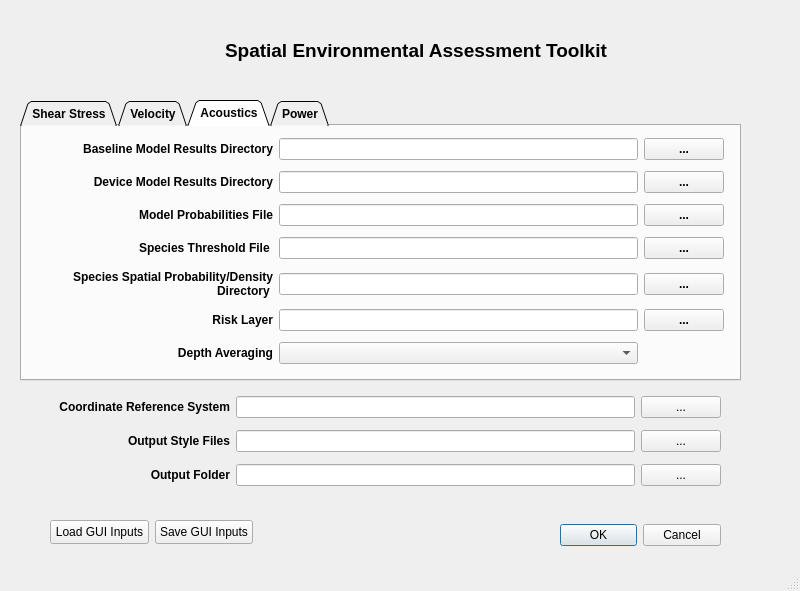
First picture: the form in seat/stressor_receptor_calc_dialog_base.ui, repository sandialabs/seat-qgis-plugin, before the edit.
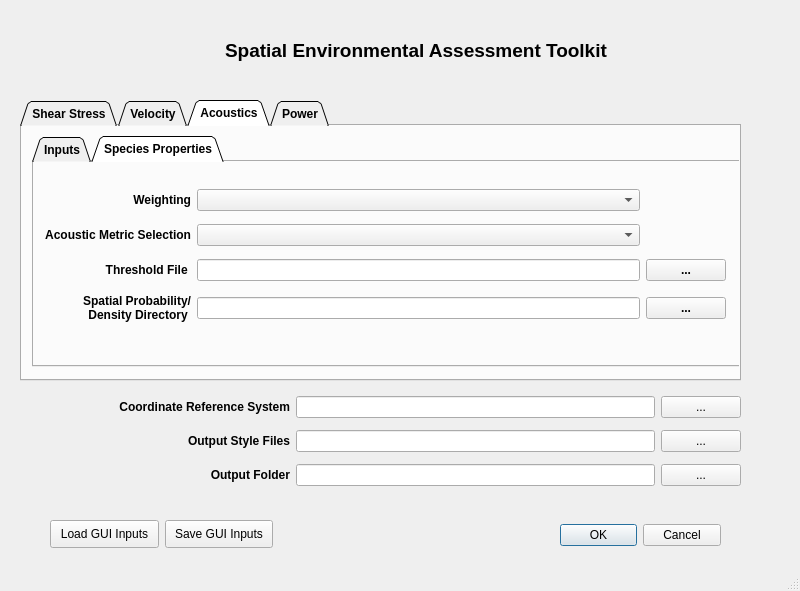
Second picture: the form after the edit. The open tabs and pages were chosen to show the change. Icons and pictures are not drawn.

Commit message: updated acoustics module interface

Diff of the .ui file:
```diff
--- a/seat/stressor_receptor_calc_dialog_base.ui
+++ b/seat/stressor_receptor_calc_dialog_base.ui
@@ -105,8 +105,8 @@
     <rect>
      <x>40</x>
      <y>510</y>
-     <width>223</width>
-     <height>44</height>
+     <width>243</width>
+     <height>48</height>
     </rect>
    </property>
    <layout class="QHBoxLayout" name="horizontalLayout_2">
@@ -662,18 +662,81 @@
     <attribute name="title">
      <string>Acoustics</string>
     </attribute>
-    <widget class="QWidget" name="layoutWidget">
+    <widget class="QTabWidget" name="tabWidget">
      <property name="geometry">
       <rect>
-       <x>11</x>
-       <y>7</y>
-       <width>691</width>
-       <height>241</height>
+       <x>10</x>
+       <y>10</y>
+       <width>801</width>
+       <height>231</height>
       </rect>
      </property>
-     <layout class="QGridLayout" name="gridLayout_4" columnstretch="2,3,0">
+     <property name="tabShape">
+      <enum>QTabWidget::Triangular</enum>
+     </property>
+     <property name="currentIndex">
+      <number>1</number>
+     </property>
+     <property name="iconSize">
+      <size>
+       <width>20</width>
+       <height>30</height>
+      </size>
+     </property>
+     <widget class="QWidget" name="tab_3">
+      <attribute name="title">
+       <string>Inputs</string>
+      </attribute>
+      <widget class="QWidget" name="layoutWidget_6">
+       <property name="geometry">
+        <rect>
+         <x>20</x>
+         <y>10</y>
+         <width>661</width>
+         <height>191</height>
+        </rect>
+       </property>
+       <layout class="QGridLayout" name="gridLayout_10" rowstretch="0,0,0,0,0" columnstretch="0,0,0" rowminimumheight="0,0,0,0,0">
+        <property name="sizeConstraint">
+         <enum>QLayout::SetMaximumSize</enum>
+        </property>
+        <property name="horizontalSpacing">
+         <number>5</number>
+        </property>
+        <property name="verticalSpacing">
+         <number>3</number>
+        </property>
+        <item row="1" column="0">
+         <widget class="QLabel" name="label_57">
+          <property name="toolTip">
+           <string>&lt;html&gt;&lt;head/&gt;&lt;body&gt;&lt;p&gt;Model results with marine energy devices present. Accepts a single NetCDF file or directory contining a collection of files.&lt;/p&gt;&lt;/body&gt;&lt;/html&gt;</string>
+          </property>
+          <property name="whatsThis">
+           <string>&lt;html&gt;&lt;head/&gt;&lt;body&gt;&lt;p&gt;&lt;span style=&quot; font-weight:400;&quot;&gt;Select directory containing model simulations (.nc files) with MEC (marine energy converters).&lt;/span&gt;&lt;/p&gt;&lt;/body&gt;&lt;/html&gt;</string>
+          </property>
+          <property name="text">
+           <string>&lt;html&gt;&lt;head/&gt;&lt;body&gt;&lt;p align=&quot;right&quot;&gt;&lt;span style=&quot; font-weight:600;&quot;&gt;Device Model Results Directory&lt;/span&gt;&lt;/p&gt;&lt;/body&gt;&lt;/html&gt;</string>
+          </property>
+         </widget>
+        </item>
+        <item row="2" column="0">
+         <widget class="QLabel" name="label_58">
+          <property name="toolTip">
+           <string>&lt;html&gt;&lt;head/&gt;&lt;body&gt;&lt;p&gt;CSV file of model runs and associated probabilities.&lt;/p&gt;&lt;/body&gt;&lt;/html&gt;</string>
+          </property>
+          <property name="whatsThis">
+           <string>&lt;html&gt;&lt;head/&gt;&lt;body&gt;&lt;p&gt;&lt;span style=&quot; font-weight:400;&quot;&gt;Select acoustic probabilities file&lt;/span&gt;&lt;/p&gt;&lt;/body&gt;&lt;/html&gt;</string>
+          </property>
+          <property name="text">
+           <string>&lt;html&gt;&lt;head/&gt;&lt;body&gt;&lt;p align=&quot;right&quot;&gt;&lt;span style=&quot; font-weight:600;&quot;&gt;Model Probabilities File&lt;/span&gt;&lt;/p&gt;&lt;/body&gt;&lt;/html&gt;</string>
+          </property>
+          <property name="wordWrap">
+           <bool>true</bool>
+          </property>
+         </widget>
+        </item>
       <item row="0" column="0">
-       <widget class="QLabel" name="label_30">
+         <widget class="QLabel" name="label_56">
         <property name="toolTip">
          <string>&lt;html&gt;&lt;head/&gt;&lt;body&gt;&lt;p&gt;[Optional]&lt;/p&gt;&lt;p&gt;&lt;br/&gt;&lt;/p&gt;&lt;p&gt;Model results with marine energy devices present. Accepts a single NetCDF file or directory contining a collection of files.&lt;/p&gt;&lt;/body&gt;&lt;/html&gt;</string>
         </property>
@@ -697,6 +760,9 @@
         <property name="text">
          <string/>
         </property>
+          <property name="readOnly">
+           <bool>true</bool>
+          </property>
        </widget>
       </item>
       <item row="0" column="2">
@@ -706,16 +772,20 @@
         </property>
        </widget>
       </item>
-      <item row="1" column="0">
-       <widget class="QLabel" name="label_31">
-        <property name="toolTip">
-         <string>&lt;html&gt;&lt;head/&gt;&lt;body&gt;&lt;p&gt;Model results with marine energy devices present. Accepts a single NetCDF file or directory contining a collection of files.&lt;/p&gt;&lt;/body&gt;&lt;/html&gt;</string>
-        </property>
-        <property name="whatsThis">
-         <string>&lt;html&gt;&lt;head/&gt;&lt;body&gt;&lt;p&gt;&lt;span style=&quot; font-weight:400;&quot;&gt;Select directory containing model simulations (.nc files) with MEC (marine energy converters).&lt;/span&gt;&lt;/p&gt;&lt;/body&gt;&lt;/html&gt;</string>
+        <item row="3" column="1">
+         <widget class="QLineEdit" name="paracousti_risk_file">
+          <property name="font">
+           <font>
+            <pointsize>8</pointsize>
+            <weight>50</weight>
+            <bold>false</bold>
+           </font>
         </property>
         <property name="text">
-         <string>&lt;html&gt;&lt;head/&gt;&lt;body&gt;&lt;p align=&quot;right&quot;&gt;&lt;span style=&quot; font-weight:600;&quot;&gt;Device Model Results Directory&lt;/span&gt;&lt;/p&gt;&lt;/body&gt;&lt;/html&gt;</string>
+           <string/>
+          </property>
+          <property name="readOnly">
+           <bool>true</bool>
         </property>
        </widget>
       </item>
@@ -731,17 +801,24 @@
         <property name="text">
          <string/>
         </property>
-       </widget>
-      </item>
-      <item row="1" column="2">
-       <widget class="QPushButton" name="paracousti_device_pushButton">
-        <property name="text">
-         <string>...</string>
+          <property name="readOnly">
+           <bool>true</bool>
+          </property>
+         </widget>
+        </item>
+        <item row="4" column="1">
+         <widget class="QComboBox" name="paracousti_averaging_combobox">
+          <property name="font">
+           <font>
+            <pointsize>8</pointsize>
+            <weight>50</weight>
+            <bold>false</bold>
+           </font>
         </property>
        </widget>
       </item>
-      <item row="2" column="0">
-       <widget class="QLabel" name="label_32">
+        <item row="3" column="0">
+         <widget class="QLabel" name="label_61">
         <property name="toolTip">
          <string>&lt;html&gt;&lt;head/&gt;&lt;body&gt;&lt;p&gt;CSV file of model runs and associated probabilities.&lt;/p&gt;&lt;/body&gt;&lt;/html&gt;</string>
         </property>
@@ -749,10 +826,7 @@
          <string>&lt;html&gt;&lt;head/&gt;&lt;body&gt;&lt;p&gt;&lt;span style=&quot; font-weight:400;&quot;&gt;Select acoustic probabilities file&lt;/span&gt;&lt;/p&gt;&lt;/body&gt;&lt;/html&gt;</string>
         </property>
         <property name="text">
-         <string>&lt;html&gt;&lt;head/&gt;&lt;body&gt;&lt;p align=&quot;right&quot;&gt;&lt;span style=&quot; font-weight:600;&quot;&gt;Model Probabilities File&lt;/span&gt;&lt;/p&gt;&lt;/body&gt;&lt;/html&gt;</string>
-        </property>
-        <property name="wordWrap">
-         <bool>true</bool>
+           <string>&lt;html&gt;&lt;head/&gt;&lt;body&gt;&lt;p align=&quot;right&quot;&gt;Risk Layer&lt;/p&gt;&lt;/body&gt;&lt;/html&gt;</string>
         </property>
        </widget>
       </item>
@@ -768,6 +842,16 @@
         <property name="text">
          <string/>
         </property>
+          <property name="readOnly">
+           <bool>true</bool>
+          </property>
+         </widget>
+        </item>
+        <item row="1" column="2">
+         <widget class="QPushButton" name="paracousti_device_pushButton">
+          <property name="text">
+           <string>...</string>
+          </property>
        </widget>
       </item>
       <item row="2" column="2">
@@ -777,8 +861,99 @@
         </property>
        </widget>
       </item>
-      <item row="3" column="0">
-       <widget class="QLabel" name="label_33">
+        <item row="4" column="0">
+         <widget class="QLabel" name="label_17">
+          <property name="toolTip">
+           <string>&lt;html&gt;&lt;head/&gt;&lt;body&gt;&lt;p&gt;&lt;span style=&quot; font-weight:400;&quot;&gt;Selects the depth averaging applied to model results.&lt;/span&gt;&lt;/p&gt;&lt;p&gt;Depth Maximum&lt;span style=&quot; font-weight:400;&quot;&gt; : Maximum value over depth&lt;/span&gt;&lt;/p&gt;&lt;p&gt;Depth Average&lt;span style=&quot; font-weight:400;&quot;&gt; : Mean value over depth&lt;/span&gt;&lt;/p&gt;&lt;p&gt;Bottom Bin&lt;span style=&quot; font-weight:400;&quot;&gt; : Value from bottom bin&lt;/span&gt;&lt;/p&gt;&lt;p&gt;Top Bin&lt;span style=&quot; font-weight:400;&quot;&gt; : Value from top bin&lt;/span&gt;&lt;/p&gt;&lt;/body&gt;&lt;/html&gt;</string>
+          </property>
+          <property name="whatsThis">
+           <string>&lt;html&gt;&lt;head/&gt;&lt;body&gt;&lt;p&gt;Select the method of determining the acoustic value to use. &lt;/p&gt;&lt;/body&gt;&lt;/html&gt;</string>
+          </property>
+          <property name="text">
+           <string>&lt;html&gt;&lt;head/&gt;&lt;body&gt;&lt;p align=&quot;right&quot;&gt;Depth Averaging&lt;/p&gt;&lt;/body&gt;&lt;/html&gt;</string>
+          </property>
+         </widget>
+        </item>
+        <item row="3" column="2">
+         <widget class="QPushButton" name="paracousti_risk_pushButton">
+          <property name="text">
+           <string>...</string>
+          </property>
+         </widget>
+        </item>
+       </layout>
+      </widget>
+     </widget>
+     <widget class="QWidget" name="tab_5">
+      <attribute name="title">
+       <string>Species Properties</string>
+      </attribute>
+      <widget class="QWidget" name="">
+       <property name="geometry">
+        <rect>
+         <x>11</x>
+         <y>20</y>
+         <width>681</width>
+         <height>151</height>
+        </rect>
+       </property>
+       <layout class="QGridLayout" name="gridLayout_3">
+        <item row="0" column="0">
+         <widget class="QLabel" name="label_19">
+          <property name="toolTip">
+           <string>&lt;html&gt;&lt;head/&gt;&lt;body&gt;&lt;p&gt;&lt;span style=&quot; font-weight:400;&quot;&gt;Selects the depth averaging applied to model results.&lt;/span&gt;&lt;/p&gt;&lt;p&gt;Depth Maximum&lt;span style=&quot; font-weight:400;&quot;&gt; : Maximum value over depth&lt;/span&gt;&lt;/p&gt;&lt;p&gt;Depth Average&lt;span style=&quot; font-weight:400;&quot;&gt; : Mean value over depth&lt;/span&gt;&lt;/p&gt;&lt;p&gt;Bottom Bin&lt;span style=&quot; font-weight:400;&quot;&gt; : Value from bottom bin&lt;/span&gt;&lt;/p&gt;&lt;p&gt;Top Bin&lt;span style=&quot; font-weight:400;&quot;&gt; : Value from top bin&lt;/span&gt;&lt;/p&gt;&lt;/body&gt;&lt;/html&gt;</string>
+          </property>
+          <property name="whatsThis">
+           <string>&lt;html&gt;&lt;head/&gt;&lt;body&gt;&lt;p&gt;Select the method of determining the acoustic value to use. &lt;/p&gt;&lt;/body&gt;&lt;/html&gt;</string>
+          </property>
+          <property name="text">
+           <string>&lt;html&gt;&lt;head/&gt;&lt;body&gt;&lt;p align=&quot;right&quot;&gt;Weighting&lt;/p&gt;&lt;/body&gt;&lt;/html&gt;</string>
+          </property>
+         </widget>
+        </item>
+        <item row="0" column="1">
+         <widget class="QComboBox" name="paracousti_weighting_combobox">
+          <property name="sizePolicy">
+           <sizepolicy hsizetype="Preferred" vsizetype="Fixed">
+            <horstretch>0</horstretch>
+            <verstretch>0</verstretch>
+           </sizepolicy>
+          </property>
+          <property name="font">
+           <font>
+            <pointsize>8</pointsize>
+            <weight>50</weight>
+            <bold>false</bold>
+           </font>
+          </property>
+         </widget>
+        </item>
+        <item row="1" column="0">
+         <widget class="QLabel" name="label_18">
+          <property name="toolTip">
+           <string>&lt;html&gt;&lt;head/&gt;&lt;body&gt;&lt;p&gt;&lt;span style=&quot; font-weight:400;&quot;&gt;Selects the depth averaging applied to model results.&lt;/span&gt;&lt;/p&gt;&lt;p&gt;Depth Maximum&lt;span style=&quot; font-weight:400;&quot;&gt; : Maximum value over depth&lt;/span&gt;&lt;/p&gt;&lt;p&gt;Depth Average&lt;span style=&quot; font-weight:400;&quot;&gt; : Mean value over depth&lt;/span&gt;&lt;/p&gt;&lt;p&gt;Bottom Bin&lt;span style=&quot; font-weight:400;&quot;&gt; : Value from bottom bin&lt;/span&gt;&lt;/p&gt;&lt;p&gt;Top Bin&lt;span style=&quot; font-weight:400;&quot;&gt; : Value from top bin&lt;/span&gt;&lt;/p&gt;&lt;/body&gt;&lt;/html&gt;</string>
+          </property>
+          <property name="whatsThis">
+           <string>&lt;html&gt;&lt;head/&gt;&lt;body&gt;&lt;p&gt;Select the method of determining the acoustic value to use. &lt;/p&gt;&lt;/body&gt;&lt;/html&gt;</string>
+          </property>
+          <property name="text">
+           <string>&lt;html&gt;&lt;head/&gt;&lt;body&gt;&lt;p align=&quot;right&quot;&gt;Acoustic Metric Selection&lt;/p&gt;&lt;/body&gt;&lt;/html&gt;</string>
+          </property>
+         </widget>
+        </item>
+        <item row="1" column="1">
+         <widget class="QComboBox" name="paracousti_metric_selection_combobox">
+          <property name="font">
+           <font>
+            <pointsize>8</pointsize>
+            <weight>50</weight>
+            <bold>false</bold>
+           </font>
+          </property>
+         </widget>
+        </item>
+        <item row="2" column="0">
+         <widget class="QLabel" name="label_65">
         <property name="toolTip">
          <string>&lt;html&gt;&lt;head/&gt;&lt;body&gt;&lt;p&gt;Receptor File (CSV file) including the following rows,&lt;/p&gt;&lt;p&gt;&lt;span style=&quot; font-weight:400;&quot;&gt;species, Paracousti Variable, Threshold (dB re 1uPa), species file averaged area (km2)&lt;/span&gt;&lt;/p&gt;&lt;/body&gt;&lt;/html&gt;</string>
         </property>
@@ -786,14 +961,14 @@
          <string>&lt;html&gt;&lt;head/&gt;&lt;body&gt;&lt;p&gt;&lt;span style=&quot; font-weight:400;&quot;&gt;Select acoustic threshold file&lt;/span&gt;&lt;/p&gt;&lt;/body&gt;&lt;/html&gt;</string>
         </property>
         <property name="text">
-         <string>&lt;html&gt;&lt;head/&gt;&lt;body&gt;&lt;p align=&quot;right&quot;&gt;&lt;span style=&quot; font-weight:600;&quot;&gt;Species Threshold File &lt;/span&gt;&lt;/p&gt;&lt;/body&gt;&lt;/html&gt;</string>
+           <string>&lt;html&gt;&lt;head/&gt;&lt;body&gt;&lt;p align=&quot;right&quot;&gt;Threshold File &lt;/p&gt;&lt;/body&gt;&lt;/html&gt;</string>
         </property>
         <property name="wordWrap">
          <bool>true</bool>
         </property>
        </widget>
       </item>
-      <item row="3" column="1">
+        <item row="2" column="1">
        <widget class="QLineEdit" name="paracousti_threshold_file">
         <property name="font">
          <font>
@@ -805,17 +980,26 @@
         <property name="text">
          <string/>
         </property>
-       </widget>
-      </item>
-      <item row="3" column="2">
+          <property name="readOnly">
+           <bool>true</bool>
+          </property>
+         </widget>
+        </item>
+        <item row="2" column="2">
        <widget class="QPushButton" name="paracousti_threshold_button">
         <property name="text">
          <string>...</string>
         </property>
        </widget>
       </item>
-      <item row="4" column="0">
-       <widget class="QLabel" name="label_34">
+        <item row="3" column="0">
+         <widget class="QLabel" name="label_66">
+          <property name="sizePolicy">
+           <sizepolicy hsizetype="Preferred" vsizetype="Preferred">
+            <horstretch>0</horstretch>
+            <verstretch>0</verstretch>
+           </sizepolicy>
+          </property>
         <property name="toolTip">
          <string>&lt;html&gt;&lt;head/&gt;&lt;body&gt;&lt;p&gt;&lt;span style=&quot; font-weight:400;&quot;&gt;Directory of csv or GeoTIFF files containing species probability and/or denisty files.&lt;/span&gt;&lt;/p&gt;&lt;/body&gt;&lt;/html&gt;</string>
         </property>
@@ -823,14 +1007,14 @@
          <string>&lt;html&gt;&lt;head/&gt;&lt;body&gt;&lt;p&gt;&lt;span style=&quot; font-weight:400;&quot;&gt;Select directory of species probability and density files&lt;/span&gt;&lt;/p&gt;&lt;/body&gt;&lt;/html&gt;</string>
         </property>
         <property name="text">
-         <string>&lt;html&gt;&lt;head/&gt;&lt;body&gt;&lt;p align=&quot;right&quot;&gt;&lt;span style=&quot; font-weight:600;&quot;&gt;Species Spatial Probability/Density Directory &lt;/span&gt;&lt;/p&gt;&lt;/body&gt;&lt;/html&gt;</string>
+           <string>&lt;html&gt;&lt;head/&gt;&lt;body&gt;&lt;p align=&quot;right&quot;&gt;Spatial Probability/Density Directory &lt;/p&gt;&lt;/body&gt;&lt;/html&gt;</string>
         </property>
         <property name="wordWrap">
          <bool>true</bool>
         </property>
        </widget>
       </item>
-      <item row="4" column="1">
+        <item row="3" column="1">
        <widget class="QLineEdit" name="paracousti_species_directory">
         <property name="font">
          <font>
@@ -842,74 +1026,21 @@
         <property name="text">
          <string/>
         </property>
-       </widget>
-      </item>
-      <item row="4" column="2">
+          <property name="readOnly">
+           <bool>true</bool>
+          </property>
+         </widget>
+        </item>
+        <item row="3" column="2">
        <widget class="QPushButton" name="paracousti_species_directory_button">
         <property name="text">
          <string>...</string>
         </property>
        </widget>
       </item>
-      <item row="5" column="0">
-       <widget class="QLabel" name="label_35">
-        <property name="toolTip">
-         <string>&lt;html&gt;&lt;head/&gt;&lt;body&gt;&lt;p&gt;[Optional]&lt;/p&gt;&lt;p&gt;Classified GeoTIFF. For example, habbitat, vegetation, or marine species.&lt;/p&gt;&lt;/body&gt;&lt;/html&gt;</string>
-        </property>
-        <property name="whatsThis">
-         <string>&lt;html&gt;&lt;head/&gt;&lt;body&gt;&lt;p&gt;&lt;span style=&quot; font-weight:400;&quot;&gt;Select risk layer file&lt;/span&gt;&lt;/p&gt;&lt;/body&gt;&lt;/html&gt;</string>
-        </property>
-        <property name="text">
-         <string>&lt;html&gt;&lt;head/&gt;&lt;body&gt;&lt;p align=&quot;right&quot;&gt;Risk Layer&lt;/p&gt;&lt;/body&gt;&lt;/html&gt;</string>
-        </property>
-       </widget>
-      </item>
-      <item row="5" column="1">
-       <widget class="QLineEdit" name="paracousti_risk_file">
-        <property name="font">
-         <font>
-          <pointsize>8</pointsize>
-          <weight>50</weight>
-          <bold>false</bold>
-         </font>
-        </property>
-        <property name="text">
-         <string/>
-        </property>
-       </widget>
-      </item>
-      <item row="5" column="2">
-       <widget class="QPushButton" name="paracousti_risk_pushButton">
-        <property name="text">
-         <string>...</string>
-        </property>
-       </widget>
-      </item>
-      <item row="6" column="0">
-       <widget class="QLabel" name="label_8">
-        <property name="toolTip">
-         <string>&lt;html&gt;&lt;head/&gt;&lt;body&gt;&lt;p&gt;&lt;span style=&quot; font-weight:400;&quot;&gt;Selects the depth averaging applied to model results.&lt;/span&gt;&lt;/p&gt;&lt;p&gt;Depth Maximum&lt;span style=&quot; font-weight:400;&quot;&gt; : Maximum value over depth&lt;/span&gt;&lt;/p&gt;&lt;p&gt;Depth Average&lt;span style=&quot; font-weight:400;&quot;&gt; : Mean value over depth&lt;/span&gt;&lt;/p&gt;&lt;p&gt;Bottom Bin&lt;span style=&quot; font-weight:400;&quot;&gt; : Value from bottom bin&lt;/span&gt;&lt;/p&gt;&lt;p&gt;Top Bin&lt;span style=&quot; font-weight:400;&quot;&gt; : Value from top bin&lt;/span&gt;&lt;/p&gt;&lt;/body&gt;&lt;/html&gt;</string>
-        </property>
-        <property name="whatsThis">
-         <string>&lt;html&gt;&lt;head/&gt;&lt;body&gt;&lt;p&gt;Select the method of determining the acoustic value to use. &lt;/p&gt;&lt;/body&gt;&lt;/html&gt;</string>
-        </property>
-        <property name="text">
-         <string>&lt;html&gt;&lt;head/&gt;&lt;body&gt;&lt;p align=&quot;right&quot;&gt;Depth Averaging&lt;/p&gt;&lt;/body&gt;&lt;/html&gt;</string>
-        </property>
-       </widget>
-      </item>
-      <item row="6" column="1">
-       <widget class="QComboBox" name="paracousti_averaging_combobox">
-        <property name="font">
-         <font>
-          <pointsize>8</pointsize>
-          <weight>50</weight>
-          <bold>false</bold>
-         </font>
-        </property>
-       </widget>
-      </item>
-     </layout>
+       </layout>
+      </widget>
+     </widget>
     </widget>
    </widget>
    <widget class="QWidget" name="Power_Module_2">
@@ -1007,13 +1138,13 @@
   <widget class="QWidget" name="layoutWidget">
    <property name="geometry">
     <rect>
-     <x>30</x>
+     <x>20</x>
      <y>390</y>
-     <width>691</width>
+     <width>721</width>
      <height>102</height>
     </rect>
    </property>
-   <layout class="QGridLayout" name="gridLayout" columnstretch="2,4,0">
+   <layout class="QGridLayout" name="gridLayout" columnstretch="3,4,0">
     <item row="0" column="0">
      <widget class="QLabel" name="label_37">
       <property name="font">
@@ -1040,6 +1171,9 @@
       <property name="text">
        <string/>
       </property>
+      <property name="readOnly">
+       <bool>true</bool>
+      </property>
      </widget>
     </item>
     <item row="0" column="2">
@@ -1078,6 +1212,9 @@
       <property name="text">
        <string/>
       </property>
+      <property name="readOnly">
+       <bool>true</bool>
+      </property>
      </widget>
     </item>
     <item row="1" column="2">
@@ -1116,6 +1253,9 @@
       <property name="text">
        <string/>
       </property>
+      <property name="readOnly">
+       <bool>true</bool>
+      </property>
      </widget>
     </item>
     <item row="2" column="2">
```
Left out of the diff: 62 changed lines with no effect on the pictures. Lines whose indentation alone changed are shown as unchanged.
